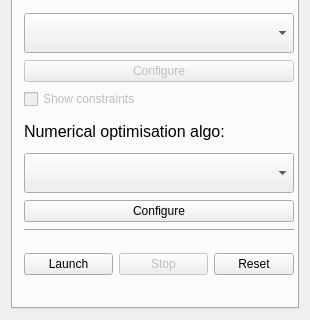
geoff-project/geoff-app, file acc_app_optimisation/gui/control_pane.ui: the form before one commit; both pictures show x 0 to 310 and y 328 to 648 of the 310 by 648 pixel window.
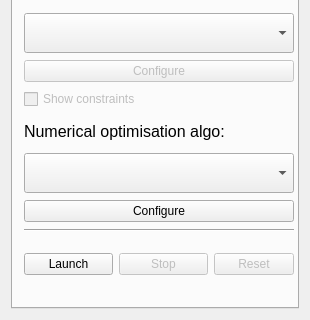
The form after the commit.

Commit message: Start out with disabled reset button.

```diff
--- a/acc_app_optimisation/gui/control_pane.ui
+++ b/acc_app_optimisation/gui/control_pane.ui
@@ -281,6 +281,9 @@
            </item>
            <item>
             <widget class="QPushButton" name="resetButton">
+             <property name="enabled">
+              <bool>false</bool>
+             </property>
              <property name="text">
               <string>Reset</string>
              </property>
```
The commit also changes 1 other file.
